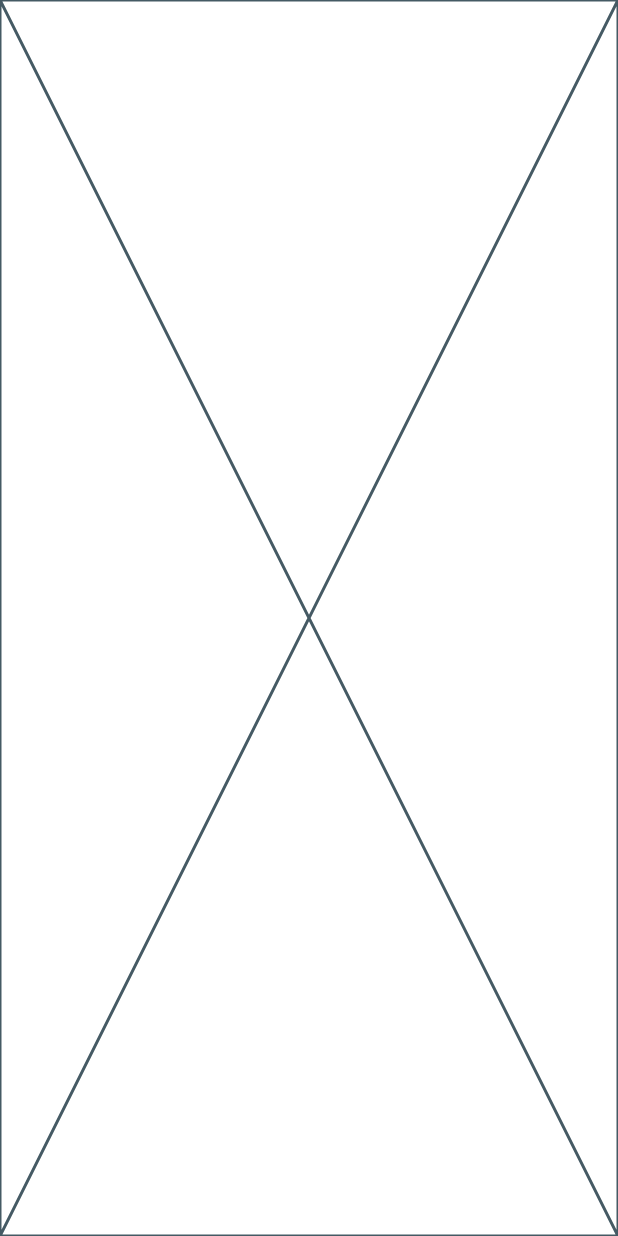
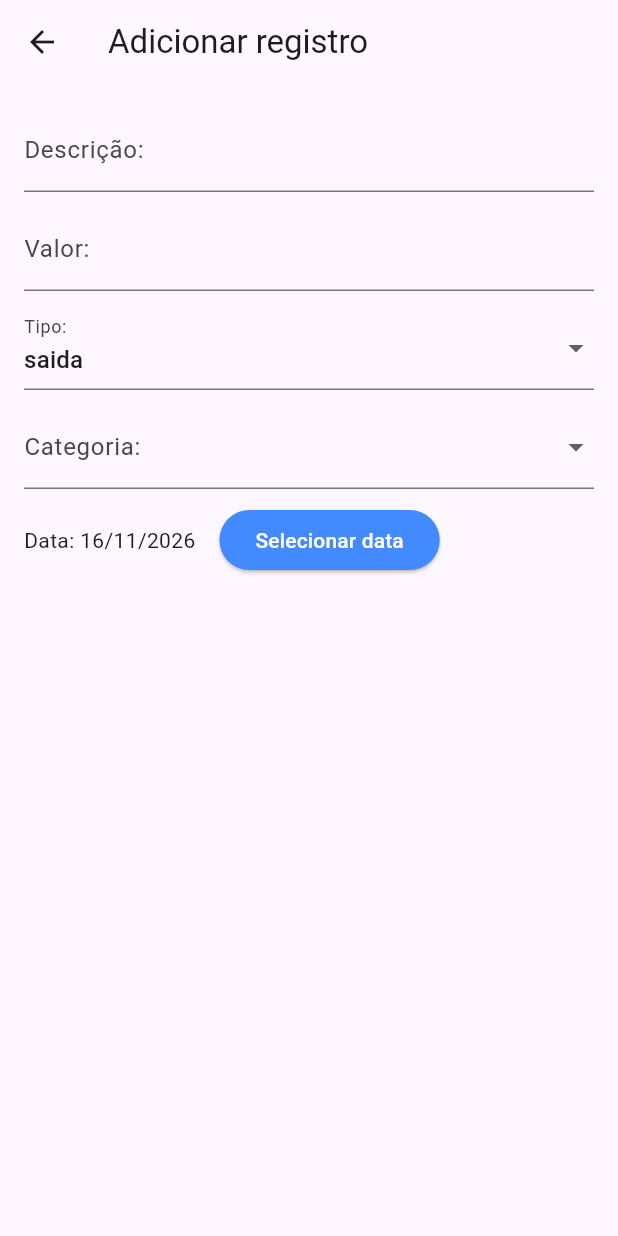
Before and after one commit to diegororiz7/finance_2026_2S, a Flutter app: the screen it shows after launch, after a tap on the "add" icon, on a phone screen of 412 x 824 dp. Run offline on Flutter 3.47's test engine with Material 3 defaults, Android fonts, the phone set to English and light mode, and no system bars; our stand-ins replace cloud_firestore, firebase_core; accounts and stored records are empty.

Commit message:
Aula 16-11-2026 2

```diff
--- a/lib/pages/add_edit_page.dart
+++ b/lib/pages/add_edit_page.dart
@@ -1,5 +1,5 @@
 //Importações de dependências
-// ignore_for_file: unused_import
+// ignore_for_file: unused_import, unused_field, prefer_final_fields, unused_local_variable, deprecated_member_use, sort_child_properties_last
 
 import 'package:flutter/material.dart';
 import 'package:firebase_core/firebase_core.dart';
@@ -17,8 +17,139 @@ class AddEditPage extends StatefulWidget {
 }
 
 class _AddEditPageState extends State<AddEditPage> {
+  //Variáveis iniciais
+  final _formKey = GlobalKey<FormState>();
+  final _descriptionController = TextEditingController();
+  final _valueController = TextEditingController();
+  String _category = '';
+  String _type = 'saida';
+  DateTime _selectDate = DateTime.now();
+
+  //Lista de categorias
+  final Map<String, List<String>> categories = {
+    'entrada': ['Salário', 'Vendas', 'Outros'],
+    'saida': ['Alimentação', 'Lazer', 'Saúde', 'Educação', 'Outros'],
+  };
+
+  //Definição do valor inicial
+  @override
+  void initState() {
+    super.initState();
+    if (widget.data != null) {
+      _descriptionController.text = widget.data!['description'];
+      _valueController.text = (widget.data!['value']).toString();
+      _category = widget.data!['category'];
+      _type = (widget.data!['type'] ?? 'saida');
+      _selectDate = (widget.data!['date'] as Timestamp).toDate();
+    }
+  }
+
   @override
   Widget build(BuildContext context) {
-    return const Placeholder();
+    final currentCategories = categories[_type];
+    return Scaffold(
+      //Definição do título da página
+      appBar: AppBar(
+        title: Text(
+          widget.docId != null ? 'Editar registro' : 'Adicionar registro',
+        ),
+      ),
+      body: Padding(
+        padding: const EdgeInsets.all(16),
+        //Formulário de inclusão/edição das tarefas
+        child: Form(
+          key: _formKey,
+          child: Column(
+            children: [
+              TextFormField(
+                controller: _descriptionController,
+                decoration: const InputDecoration(labelText: 'Descrição:'),
+                validator: (value) => value == null || value.isEmpty
+                    ? 'Informe a descrição'
+                    : null,
+              ),
+              const SizedBox(height: 10),
+              TextFormField(
+                controller: _valueController,
+                decoration: const InputDecoration(labelText: 'Valor:'),
+                validator: (value) {
+                  final numero = double.tryParse(value!.replaceAll(',', '.'));
+
+                  if (numero == null || numero.isNaN || numero <= 0) {
+                    return 'Informe um valor válido!';
+                  }
+
+                  return null;
+                },
+                keyboardType: TextInputType.numberWithOptions(decimal: true),
+              ),
+              const SizedBox(height: 10),
+              DropdownButtonFormField(
+                value: _type,
+                items: const [
+                  DropdownMenuItem(child: Text('entrada'), value: 'entrada'),
+                  DropdownMenuItem(child: Text('saida'), value: 'saida'),
+                ],
+                decoration: const InputDecoration(labelText: 'Tipo:'),
+                onChanged: (value) {
+                  setState(() {
+                    _type = value!;
+                    _category = '';
+                  });
+                },
+              ),
+              const SizedBox(height: 10),
+              DropdownButtonFormField(
+                value: _category.isNotEmpty ? _category : null,
+                items: currentCategories!
+                    .map((c) => DropdownMenuItem(child: Text(c), value: c))
+                    .toList(),
+                decoration: const InputDecoration(labelText: 'Categoria:'),
+                onChanged: (value) {
+                  setState(() {
+                    _category = value!;
+                  });
+                },
+                validator: (value) => value == null || value.isEmpty
+                    ? 'Selecione a categoria'
+                    : null,
+              ),
+              const SizedBox(height: 10),
+              Row(
+                children: [
+                  Text(
+                    'Data: ${_selectDate.day.toString().padLeft(2, '0')}/${_selectDate.month.toString().padLeft(2, '0')}/${_selectDate.year}',
+                  ),
+                  SizedBox(width: 16),
+                  ElevatedButton(
+                    style: ElevatedButton.styleFrom(
+                      foregroundColor: Colors.white,
+                      backgroundColor: Colors.blueAccent,
+                    ),
+                    child: Text(
+                      'Selecionar data',
+                      style: TextStyle(color: Colors.white),
+                    ),
+                    onPressed: () async {
+                      DateTime? picked = await showDatePicker(
+                        context: context,
+                        initialDate: _selectDate,
+                        firstDate: DateTime(2025),
+                        lastDate: DateTime(2030),
+                      );
+                      if (picked != null) {
+                        setState(() {
+                          _selectDate = picked;
+                        });
+                      }
+                    },
+                  ),
+                ],
+              ),
+            ],
+          ),
+        ),
+      ),
+    );
   }
 }
```
Also changed, not shown: lib/pages/finances_page.dart (+23 -27 lines).
